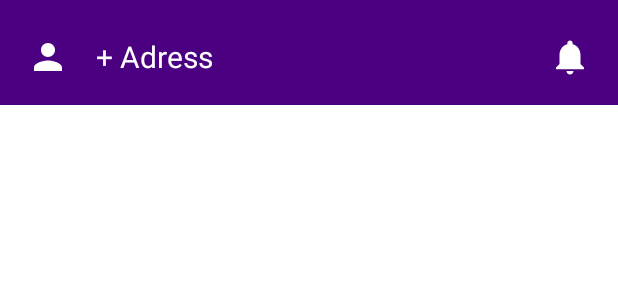
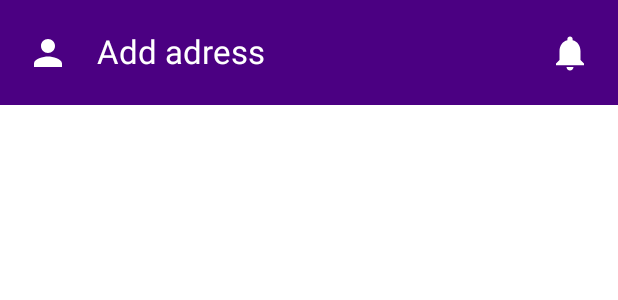
Before and after one commit to J0aoPedr0/BestPractices, an Android app built with Jetpack Compose: the @Preview function AppTopBarPreview, on a phone screen of 412 x 824 dp. Shown: the top 300 px of the screen. Run offline under Robolectric (Android 15) with nearby library versions, the phone set to English and light mode, and no system bars.

Commit message:
Finalização do Banner de Wealth e criação do componente Image Component

```diff
--- a/app/build.gradle.kts
+++ b/app/build.gradle.kts
@@ -88,4 +88,7 @@ dependencies {
     implementation(libs.coil.compose)
     //COIL-NETWORK-OKHTTP
     implementation(libs.coil.network.okhttp)
+
+    //LOTTIE
+    implementation(libs.lottie)
 }
--- a/app/src/main/java/com/example/bestpractices/presentation/components/AppTopBar.kt
+++ b/app/src/main/java/com/example/bestpractices/presentation/components/AppTopBar.kt
@@ -13,22 +13,16 @@ import androidx.compose.foundation.layout.systemBarsPadding
 import androidx.compose.foundation.layout.width
 import androidx.compose.foundation.layout.wrapContentSize
 import androidx.compose.material.icons.Icons
-import androidx.compose.material.icons.Icons.Filled
 import androidx.compose.material.icons.filled.*
 import androidx.compose.material3.Icon
 import androidx.compose.runtime.Composable
 import androidx.compose.ui.Alignment
 import androidx.compose.ui.Modifier
-import androidx.compose.ui.graphics.Color
-import androidx.compose.ui.graphics.vector.ImageVector
-import androidx.compose.ui.res.painterResource
 import androidx.compose.ui.tooling.preview.Preview
 import androidx.compose.ui.unit.dp
 import androidx.compose.ui.unit.sp
-import com.example.bestpractices.presentation.theme.Black
 import com.example.bestpractices.presentation.theme.White
 import com.example.bestpractices.presentation.theme.primaryColor
-import com.example.bestpractices.presentation.theme.secondaryColor
 
 
 @Composable
@@ -36,13 +30,16 @@ fun AppTopBar() {
     Row(
         Modifier
             .fillMaxWidth()
+            .systemBarsPadding()
             .height(70.dp)
             .background(primaryColor)
-            .padding(start = 18.dp,end = 18.dp, top = 20.dp, bottom = 14.dp),
-        verticalAlignment = Alignment.CenterVertically)
+            .padding(start = 18.dp,end = 18.dp),
+        verticalAlignment = Alignment.CenterVertically,
+        horizontalArrangement = Arrangement.Center  )
     {
         Icon(
-            modifier = Modifier.size(28.dp),
+            modifier = Modifier
+                .size(28.dp),
             imageVector = Icons.Filled.Person,
             contentDescription = "Person Icon",
             tint = White)
@@ -50,9 +47,10 @@ fun AppTopBar() {
         Spacer(modifier = Modifier.width(18.dp))
 
         TextComponent(
+            text = "Add adress",
             modifier = Modifier.wrapContentSize(),
-            text = "+ Adress",
-            fontSize = 20.sp)
+            fontSize = 22.sp,
+        )
         Spacer(modifier = Modifier.weight(1f))
         Icon(
             modifier = Modifier.size(28.dp),
--- a/app/src/main/java/com/example/bestpractices/presentation/components/TextComponent.kt
+++ b/app/src/main/java/com/example/bestpractices/presentation/components/TextComponent.kt
@@ -1,5 +1,6 @@
 package com.example.bestpractices.presentation.components
 
+import androidx.compose.foundation.layout.padding
 import androidx.compose.material3.Text
 import androidx.compose.runtime.Composable
 import androidx.compose.ui.Modifier
@@ -7,9 +8,10 @@ import androidx.compose.ui.graphics.Color
 import androidx.compose.ui.text.TextStyle
 import androidx.compose.ui.text.style.TextAlign
 import androidx.compose.ui.tooling.preview.Preview
+import androidx.compose.ui.unit.Dp
 import androidx.compose.ui.unit.TextUnit
+import androidx.compose.ui.unit.dp
 import androidx.compose.ui.unit.sp
-import com.example.bestpractices.presentation.theme.Black
 import com.example.bestpractices.presentation.theme.White
 
 @Composable
@@ -17,11 +19,13 @@ fun TextComponent(
     text: String,
     modifier: Modifier,
     textColor: Color = White,
-    fontSize: TextUnit = 16.sp
+    fontSize: TextUnit = 16.sp,
+    paddingValue: Dp = 0.dp
 ) {
     Text(
         text = text,
-        modifier = modifier,
+        modifier = modifier
+            .padding(all = paddingValue),
         style = TextStyle(
             color = textColor,
             fontSize = fontSize),
--- a/app/src/main/res/values/strings.xml
+++ b/app/src/main/res/values/strings.xml
@@ -1,3 +1,4 @@
 <resources>
     <string name="app_name">BestPractices</string>
+    <string name="wealth">Wealth</string>
 </resources>
--- a/gradle/libs.versions.toml
+++ b/gradle/libs.versions.toml
@@ -15,6 +15,7 @@ appcompat = "1.7.0"
 material = "1.12.0"
 splashScreenVersion = "1.0.0"
 coilVersion = "3.1.0"
+lottieVersion = "6.6.2"
 
 [libraries]
 androidx-core-ktx = { group = "androidx.core", name = "core-ktx", version.ref = "coreKtx" }
@@ -40,6 +41,7 @@ material = { group = "com.google.android.material", name = "material", version.r
 splash-screen = {group = "androidx.core",name = "core-splashscreen", version.ref = "splashScreenVersion"}
 coil-compose = {group = "io.coil-kt.coil3", name = "coil-compose", version.ref = "coilVersion"}
 coil-network-okhttp = {group = "io.coil-kt.coil3", name = "coil-network-okhttp", version.ref = "coilVersion"}
+lottie = {group = "com.airbnb.android", name = "lottie-compose", version.ref = "lottieVersion"}
 
 [plugins]
 android-application = { id = "com.android.application", version.ref = "agp" }
```
Also changed, not shown: app/src/main/java/com/example/bestpractices/presentation/components/BannerComponent.kt (+44 -19 lines), app/src/main/java/com/example/bestpractices/presentation/components/ImageComponent.kt (added, +32 -0 lines), app/src/main/java/com/example/bestpractices/presentation/screens/home/HomeScreen.kt (+16 -16 lines), app/src/main/res/drawable/wealth_icon.png (added).
